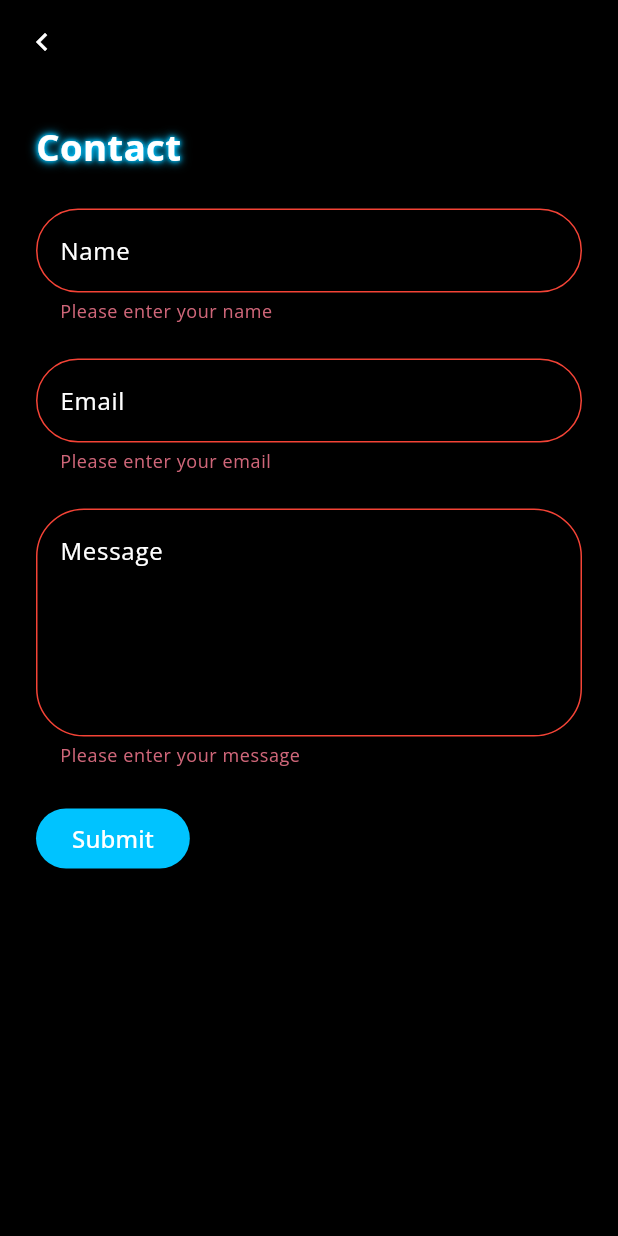
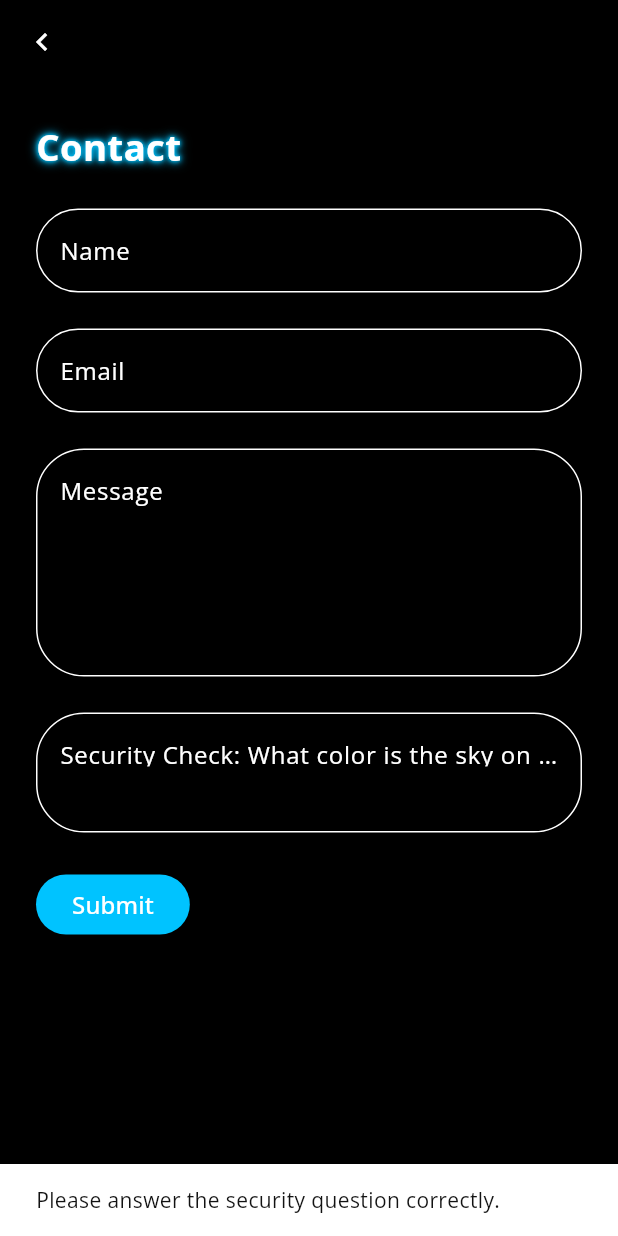
Before and after one commit to SamHarv/o2_tech, a Flutter app: the ContactFormView screen opened by its route, after a tap on "Submit", on a phone screen of 412 x 824 dp. Run offline on Flutter 3.47's test engine with Material 3 defaults, Android fonts, the phone set to English and light mode, and no system bars; our stand-ins replace beamer, cloud_firestore, firebase_core, font_awesome_flutter, google_fonts, shared_preferences; accounts and stored records are empty; generated files the repository leaves out were written again.

Commit message:
Improved form security with rate limiting and simple security question. Also changed to Firebase email trigger extension

```diff
--- a/lib/ui/views/contact_form_view.dart
+++ b/lib/ui/views/contact_form_view.dart
@@ -1,7 +1,10 @@
+import 'dart:math';
+
 import 'package:beamer/beamer.dart';
 import 'package:flutter/material.dart';
 import 'package:google_fonts/google_fonts.dart';
 import 'package:o2_tech/logic/services/email_service.dart';
+import 'package:o2_tech/logic/services/url_launcher.dart';
 import 'package:o2_tech/ui/widgets/textfield_widget.dart';
 
 import '../../config/constants.dart';
@@ -20,10 +23,44 @@ class _ContactFormViewState extends State<ContactFormView> {
   final _nameController = TextEditingController();
   final _emailController = TextEditingController();
   final _messageController = TextEditingController();
+  final _challengeController = TextEditingController();
+  bool _isLoading = false;
+
+  // List of challenges with answers
+  final List<Map<String, String>> _challenges = [
+    {'question': 'What color is the sky on a clear day?', 'answer': 'blue'},
+    {'question': 'How many legs does a cat have?', 'answer': '4'},
+    {'question': 'What is the opposite of hot?', 'answer': 'cold'},
+    {'question': 'What do you call frozen water?', 'answer': 'ice'},
+    {'question': 'What is 7 + 8?', 'answer': '15'},
+  ];
+
+  late Map<String, String> _currentChallenge;
+
+  void _updateChallenge() {
+    setState(() {
+      _currentChallenge = _challenges[Random().nextInt(_challenges.length)];
+    });
+  }
+
+  @override
+  void initState() {
+    _currentChallenge =
+        _challenges[DateTime.now().microsecond % _challenges.length];
+    super.initState();
+  }
+
+  // Validate the challenge answer (case-insensitive)
+  bool _isValidChallengeAnswer() {
+    return _challengeController.text.trim().toLowerCase() ==
+        _currentChallenge['answer']!.toLowerCase();
+  }
+
   @override
   Widget build(BuildContext context) {
     final mediaWidth = MediaQuery.sizeOf(context).width;
     return Scaffold(
+      resizeToAvoidBottomInset: false,
       appBar: AppBar(
         leading: IconButton(
           onPressed: () {
@@ -91,20 +128,54 @@ class _ContactFormViewState extends State<ContactFormView> {
                   maxLines: 100,
                   minLines: 5,
                 ),
+                TextFieldWidget(
+                  controller: _challengeController,
+                  label: "Security Check: ${_currentChallenge['question']}",
+                  inputType: TextInputType.text,
+                  capitalisation: TextCapitalization.sentences,
+                  maxLines: 2,
+                  minLines: 2,
+                ),
                 Row(
                   children: [
                     ElevatedButton(
                       style: ButtonStyle(
                         backgroundColor: WidgetStateProperty.all<Color>(blue),
                       ),
-                      onPressed: () async {
+                      // In your ElevatedButton onPressed:
+                      onPressed:
+                          _isLoading
+                              ? null
+                              : () async {
+                                if (!_isValidChallengeAnswer()) {
+                                  ScaffoldMessenger.of(context).showSnackBar(
+                                    SnackBar(
+                                      content: Text(
+                                        "Please answer the security question correctly.",
+                                      ),
+                                    ),
+                                  );
+                                  return;
+                                }
                                 if (_formKey.currentState!.validate()) {
+                                  setState(() {
+                                    _isLoading = true;
+                                  });
+
                                   try {
                                     await EmailService.sendEmail(
                                       name: _nameController.text.trim(),
                                       email: _emailController.text.trim(),
                                       message: _messageController.text.trim(),
                                     );
+
+                                    // Reset form
+                                    _nameController.clear();
+                                    _emailController.clear();
+                                    _messageController.clear();
+                                    _challengeController.clear();
+
+                                    // Show success message
                                     // ignore: use_build_context_synchronously
                                     ScaffoldMessenger.of(context).showSnackBar(
                                       SnackBar(
@@ -119,14 +190,31 @@ class _ContactFormViewState extends State<ContactFormView> {
                                     // ignore: use_build_context_synchronously
                                     ScaffoldMessenger.of(context).showSnackBar(
                                       SnackBar(
-                                content: Text(
-                                  "An error occurred. Please try again later.",
+                                        content: Row(
+                                          children: [
+                                            Text("$e. Contact:"),
+                                            TextButton(
+                                              onPressed: () {
+                                                // url launcher to send email
+                                                UrlLauncher.email();
+                                              },
+                                              child: Text(
+                                                "oxygentech@protonmail.com",
+                                              ),
+                                            ),
+                                          ],
                                         ),
                                       ),
                                     );
+                                  } finally {
+                                    setState(() {
+                                      _isLoading = false;
+                                    });
+                                    _updateChallenge();
                                   }
                                 }
                               },
+
                       child: Text(
                         "Submit",
                         style: GoogleFonts.openSans(
--- a/pubspec.yaml
+++ b/pubspec.yaml
@@ -16,7 +16,7 @@ publish_to: "none" # Remove this line if you wish to publish to pub.dev
 # https://developer.apple.com/library/archive/documentation/General/Reference/InfoPlistKeyReference/Articles/CoreFoundationKeys.html
 # In Windows, build-name is used as the major, minor, and patch parts
 # of the product and file versions while build-number is used as the build suffix.
-version: 1.0.0+25
+version: 1.0.0+26
 
 environment:
   sdk: ^3.7.0
@@ -44,6 +44,8 @@ dependencies:
   firebase_core: ^3.12.1
   beamer: ^1.7.0
   http: ^1.3.0
+  cloud_firestore: ^5.6.5
+  shared_preferences: ^2.5.2
 
 dev_dependencies:
   flutter_test:
```
Also changed, not shown: lib/logic/services/email_service.dart (+74 -27 lines), lib/logic/services/url_launcher.dart (+8 -0 lines), pubspec.lock, 1 other file. Lines whose indentation alone changed are shown as unchanged.
